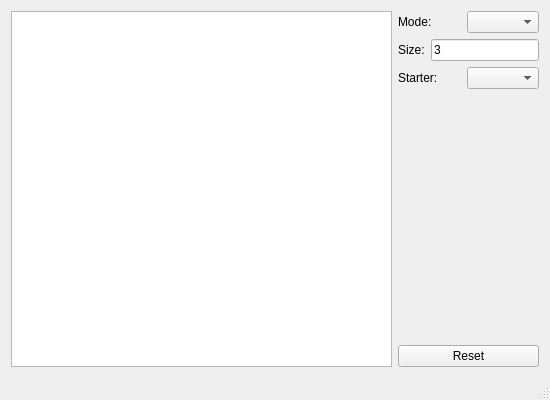
Before: the Qt Designer form src/mainwindow.ui in jonpas/FERI-TicTacToe, drawn with Qt 5.
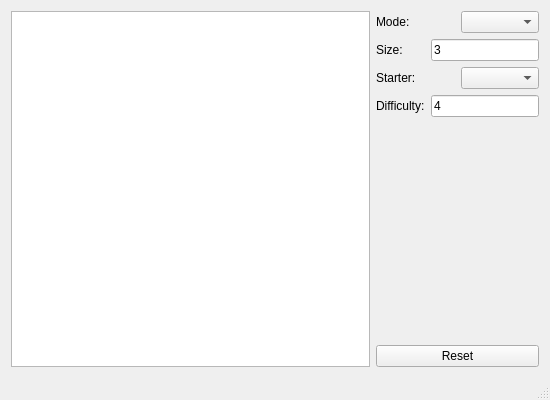
After: the same form once the commit is applied.

Commit message: Add difficulty option

```diff
--- a/src/mainwindow.ui
+++ b/src/mainwindow.ui
@@ -96,6 +96,33 @@
           </item>
          </layout>
         </item>
+        <item>
+         <layout class="QHBoxLayout" name="horizontalLayoutDifficulty">
+          <item>
+           <widget class="QLabel" name="labelDifficulty">
+            <property name="text">
+             <string>Difficulty:</string>
+            </property>
+           </widget>
+          </item>
+          <item>
+           <widget class="QLineEdit" name="lineEditDifficulty">
+            <property name="sizePolicy">
+             <sizepolicy hsizetype="Minimum" vsizetype="Fixed">
+              <horstretch>0</horstretch>
+              <verstretch>0</verstretch>
+             </sizepolicy>
+            </property>
+            <property name="toolTip">
+             <string>Minimax depth limit (max: Size)</string>
+            </property>
+            <property name="text">
+             <string>4</string>
+            </property>
+           </widget>
+          </item>
+         </layout>
+        </item>
         <item>
          <spacer name="verticalSpacer">
           <property name="orientation">
```
The commit also changes 2 other files.
